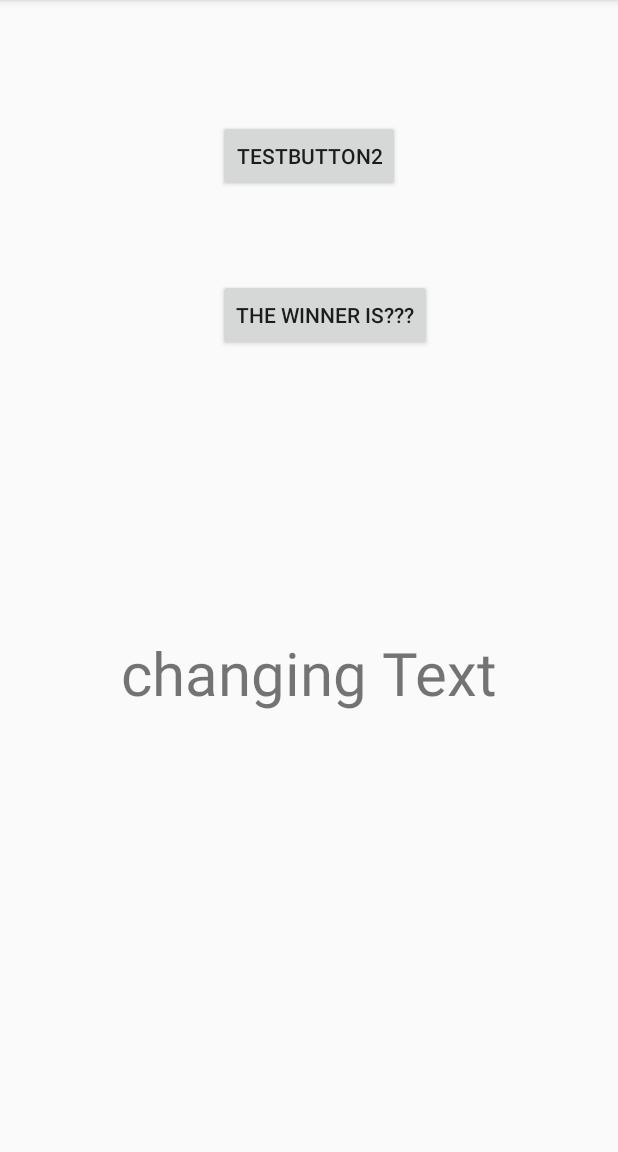
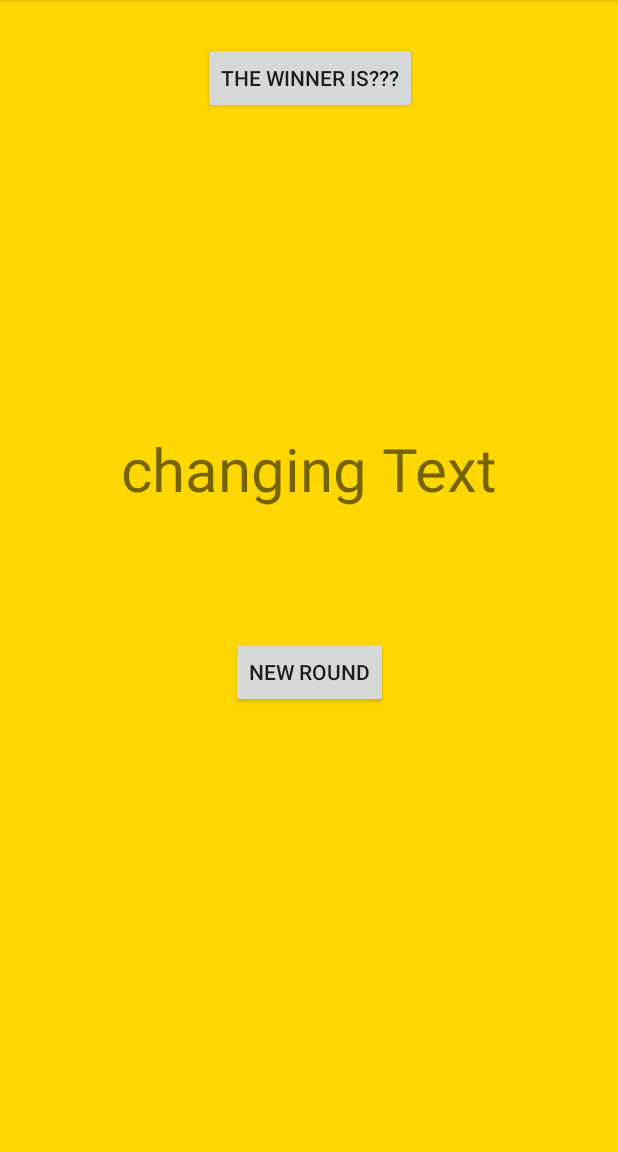
Before and after one commit to matleivs/papierSteinSchere, an Android app: the ResultScreen screen opened directly, with no data from a screen before it, on a phone screen of 412 x 824 dp, the part 84-1236 px from its top. Run offline under Robolectric (Android 15) with nearby library versions, the phone set to English and light mode, and no system bars; our stand-ins replace ButterKnife.

Commit message:
- added the new color gold. - used gold as Background for activityresultscreen

```diff
--- a/app/src/main/res/layout/activity_resultscreen.xml
+++ b/app/src/main/res/layout/activity_resultscreen.xml
@@ -4,14 +4,15 @@
     xmlns:tools="http://schemas.android.com/tools"
     android:layout_width="match_parent"
     android:layout_height="match_parent"
+    android:background="@color/background"
     tools:context=".ResultScreen">
 
     <Button
-        android:id="@+id/testButtonPTwo"
+        android:id="@+id/startNewRound"
         android:layout_width="wrap_content"
         android:layout_height="wrap_content"
-        android:layout_marginTop="80dp"
-        android:text="testButton2"
+        android:layout_marginTop="424dp"
+        android:text="New Round"
         app:layout_constraintEnd_toEndOf="parent"
         app:layout_constraintStart_toStartOf="parent"
         app:layout_constraintTop_toTopOf="parent" />
@@ -20,21 +21,26 @@
         android:id="@+id/winner"
         android:layout_width="wrap_content"
         android:layout_height="wrap_content"
-        android:layout_marginTop="58dp"
+        android:layout_marginEnd="8dp"
+        android:layout_marginLeft="8dp"
+        android:layout_marginRight="8dp"
+        android:layout_marginStart="8dp"
+        android:layout_marginTop="28dp"
         android:text="The Winner is???"
-        app:layout_constraintStart_toStartOf="@+id/testButtonPTwo"
-        app:layout_constraintTop_toBottomOf="@+id/testButtonPTwo" />
+        app:layout_constraintEnd_toEndOf="@+id/changeText"
+        app:layout_constraintStart_toStartOf="@+id/changeText"
+        app:layout_constraintTop_toTopOf="parent" />
 
     <TextView
         android:id="@+id/changeText"
         android:layout_width="wrap_content"
         android:layout_height="wrap_content"
-        android:layout_marginBottom="164dp"
-        android:layout_marginTop="164dp"
+        android:layout_marginBottom="228dp"
+        android:layout_marginTop="8dp"
         android:text="changing Text"
         android:textSize="40dp"
         app:layout_constraintBottom_toBottomOf="parent"
         app:layout_constraintEnd_toEndOf="parent"
         app:layout_constraintStart_toStartOf="parent"
-        app:layout_constraintTop_toBottomOf="@+id/testButtonPTwo" />
+        app:layout_constraintTop_toBottomOf="@+id/winner" />
 </android.support.constraint.ConstraintLayout>
--- a/app/src/main/res/values/colors.xml
+++ b/app/src/main/res/values/colors.xml
@@ -3,4 +3,5 @@
     <color name="colorPrimary">#3F51B5</color>
     <color name="colorPrimaryDark">#303F9F</color>
     <color name="colorAccent">#FF4081</color>
+    <color name="background">#ffd700</color>
 </resources>
```
